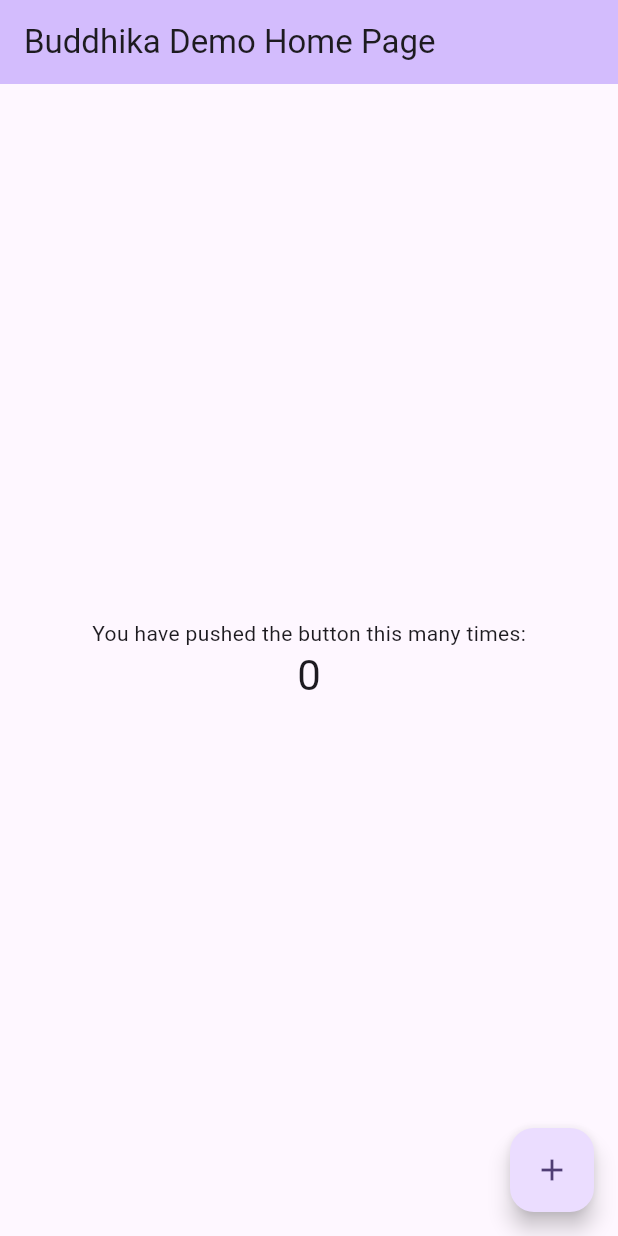
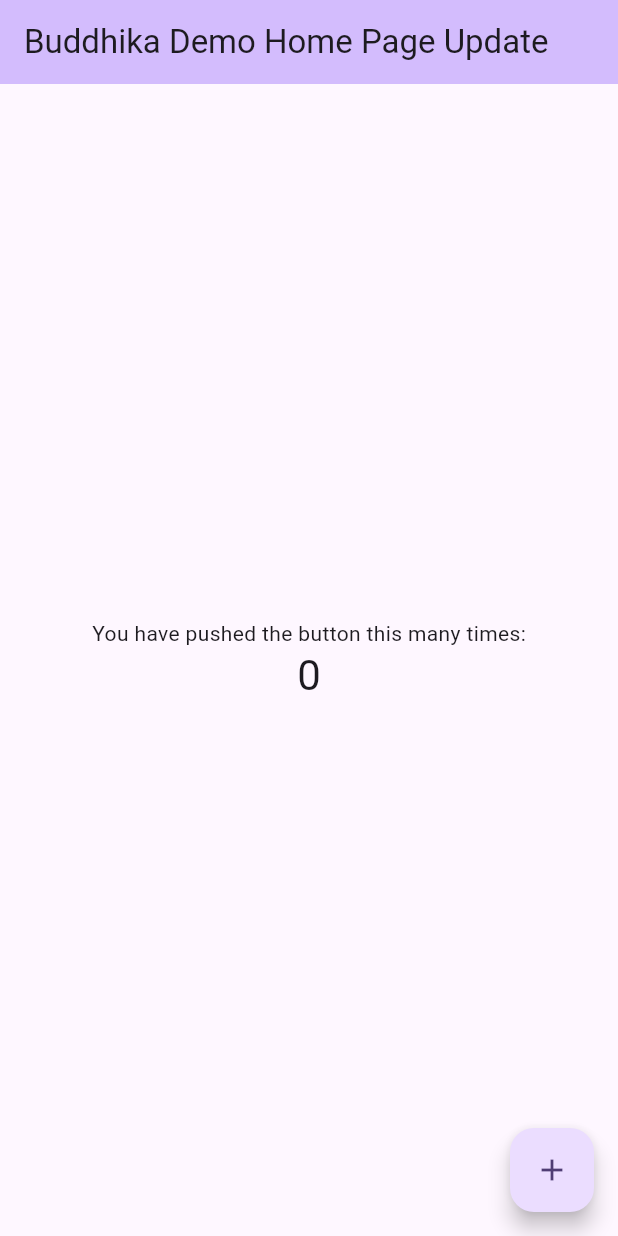
Before and after one commit to Buddhika-BistecGlobal/Group-_E_ChatApp, a Flutter app: the screen it shows after launch, on a phone screen of 412 x 824 dp. Run offline on Flutter 3.47's test engine with Material 3 defaults, Android fonts, the phone set to English and light mode, and no system bars.

Commit message:
update 1

```diff
--- a/lib/main.dart
+++ b/lib/main.dart
@@ -31,7 +31,7 @@ class MyApp extends StatelessWidget {
         colorScheme: ColorScheme.fromSeed(seedColor: Colors.deepPurple),
         useMaterial3: true,
       ),
-      home: const MyHomePage(title: 'Buddhika Demo Home Page'),
+      home: const MyHomePage(title: 'Buddhika Demo Home Page Update'),
     );
   }
 }
```
